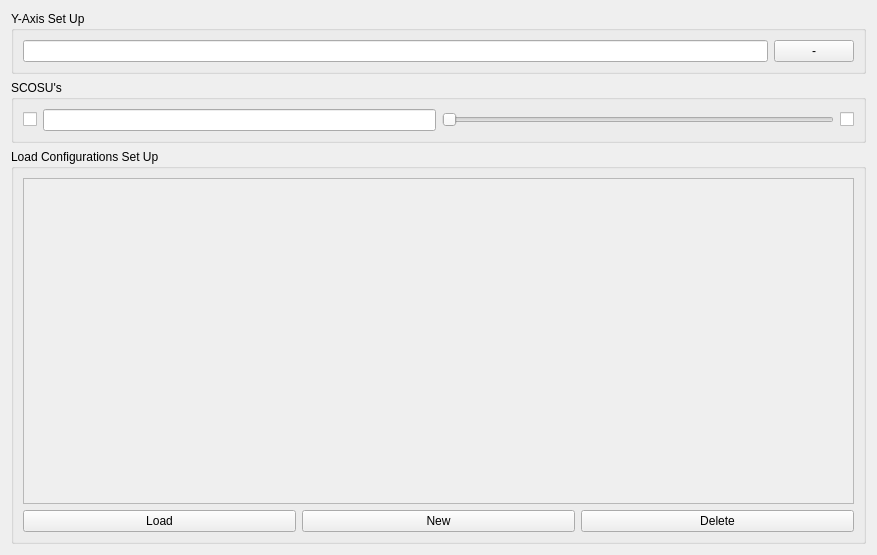
Above: PyStripToolExtras.ui from lisazacarias/PyStripTool before the change. Below: the same form after it.
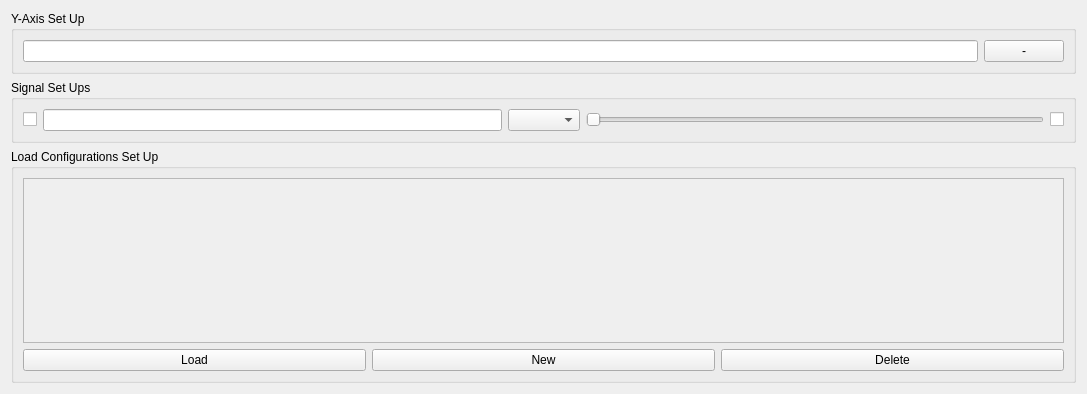
That is the form after the change.

```diff
--- a/PyStripToolExtras.ui
+++ b/PyStripToolExtras.ui
@@ -6,8 +6,8 @@
    <rect>
     <x>0</x>
     <y>0</y>
-    <width>877</width>
-    <height>555</height>
+    <width>1087</width>
+    <height>394</height>
    </rect>
   </property>
   <property name="windowTitle">
@@ -36,7 +36,7 @@
    <item>
     <widget class="QGroupBox" name="SCOSUsBox">
      <property name="title">
-      <string>SCOSU's</string>
+      <string>Signal Set Ups</string>
      </property>
      <layout class="QHBoxLayout" name="horizontalLayout_2">
       <item>
@@ -50,7 +50,10 @@
        <widget class="QLineEdit" name="SignalLineEdit"/>
       </item>
       <item>
-       <widget class="QSlider" name="ColorSlider">
+       <widget class="QComboBox" name="signal_y_axis_assignment_combo_box"/>
+      </item>
+      <item>
+       <widget class="QSlider" name="color_slider">
         <property name="orientation">
          <enum>Qt::Horizontal</enum>
         </property>
@@ -103,8 +106,8 @@
           <rect>
            <x>0</x>
            <y>0</y>
-           <width>821</width>
-           <height>266</height>
+           <width>1031</width>
+           <height>105</height>
           </rect>
          </property>
          <layout class="QVBoxLayout" name="verticalLayout_3">
```
Left out of the diff: 24 changed lines with no effect on the pictures.
